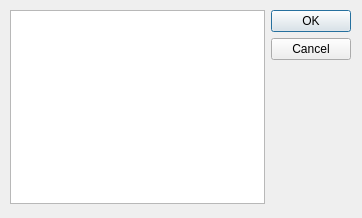
The window that seisunix/seisunix.ui (edvelezg/repotmp) describes before a commit, drawn with Qt 5.
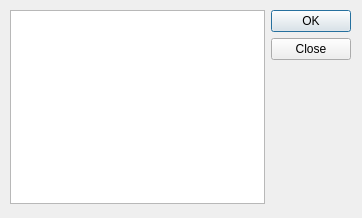
The same window after the commit.

Commit message: Changed the ui to say Ok|Close

Patch:
```diff
--- a/seisunix/seisunix.ui
+++ b/seisunix/seisunix.ui
@@ -31,7 +31,7 @@
        <enum>Qt::Vertical</enum>
       </property>
       <property name="standardButtons" >
-       <set>QDialogButtonBox::Cancel|QDialogButtonBox::Ok</set>
+       <set>QDialogButtonBox::Close|QDialogButtonBox::Ok</set>
       </property>
      </widget>
     </item>
```
